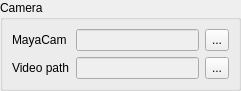
Before: the Qt Designer form autoscoper/src/ui/ui-files/CameraBox.ui in BrownBiomechanics/Autoscoper, drawn with Qt 5.
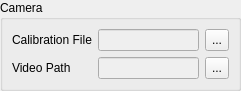
After: the same form once the commit is applied.

What changed in the file:
```diff
--- a/autoscoper/src/ui/ui-files/CameraBox.ui
+++ b/autoscoper/src/ui/ui-files/CameraBox.ui
@@ -7,7 +7,7 @@
     <x>0</x>
     <y>0</y>
     <width>241</width>
-    <height>79</height>
+    <height>91</height>
    </rect>
   </property>
   <property name="windowTitle">
@@ -29,7 +29,7 @@
       <item row="0" column="0">
        <widget class="QLabel" name="label_1">
         <property name="text">
-         <string>MayaCam</string>
+         <string>Calibration File</string>
         </property>
        </widget>
       </item>
@@ -62,7 +62,7 @@
       <item row="1" column="0">
        <widget class="QLabel" name="label_2">
         <property name="text">
-         <string>Video path</string>
+         <string>Video Path</string>
         </property>
        </widget>
       </item>
```
Left out of the diff: 11 changed lines with no effect on the pictures.
